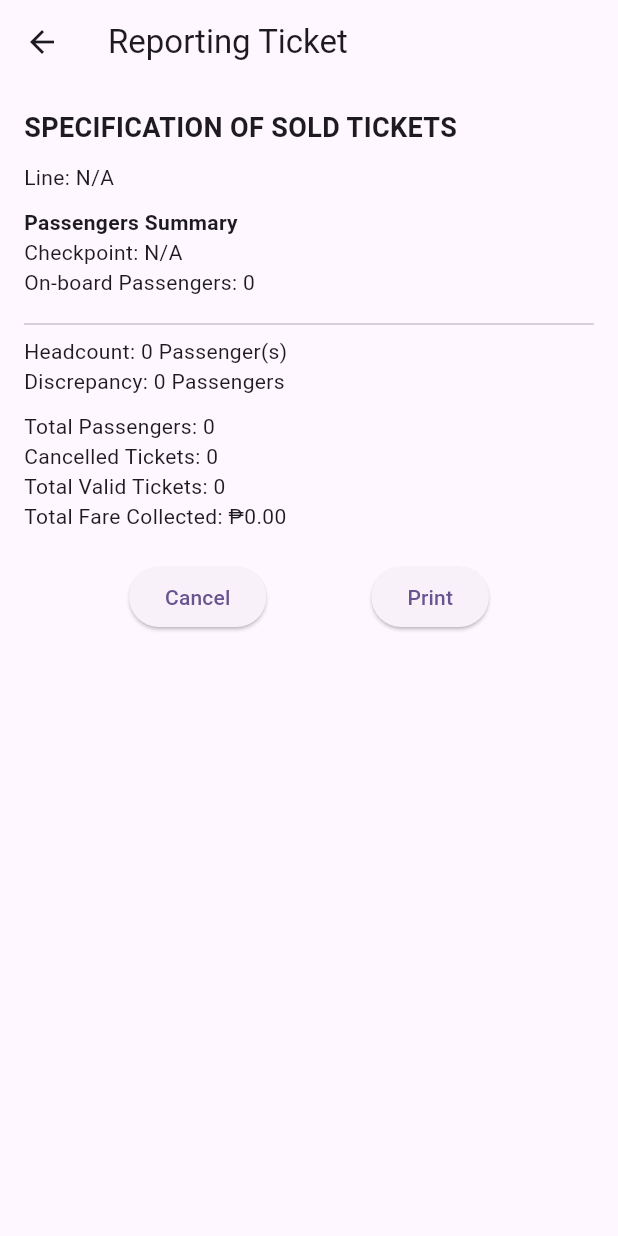
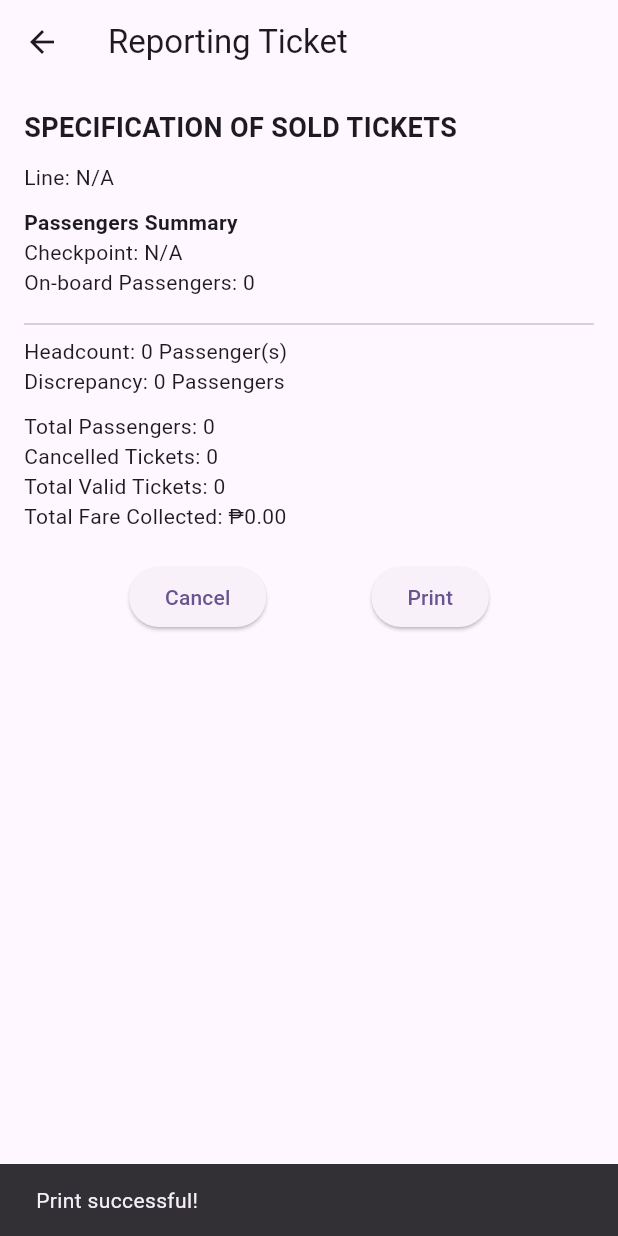
Before and after one commit to davedavide27/Bus-Ticketing-System, a Flutter app: the ReportingTicketScreen screen opened directly with empty values, after a tap on "Print", on a phone screen of 412 x 824 dp. Run offline on Flutter 3.47's test engine with Material 3 defaults, Android fonts, the phone set to English and light mode, and no system bars; our stand-ins replace shared_preferences, sqflite; missing offline and left inert: senraise_printer; accounts and stored records are empty.

Commit message:
Completed error free

```diff
--- a/lib/screens/menu_screen.dart
+++ b/lib/screens/menu_screen.dart
@@ -132,7 +132,7 @@ class _MenuScreenState extends State<MenuScreen> {
                     );
                   },
                   style: ElevatedButton.styleFrom(
-                    backgroundColor: Colors.blue,
+                    backgroundColor: Colors.orange,
                     shape: RoundedRectangleBorder(
                       borderRadius: BorderRadius.circular(20),
                     ),
--- a/lib/screens/reporting_ticket_screen.dart
+++ b/lib/screens/reporting_ticket_screen.dart
@@ -1,4 +1,5 @@
 import 'package:flutter/material.dart';
+import 'package:senraise_printer/senraise_printer.dart'; // Import the senraise_printer package
 import '../database_helper.dart'; // Adjust the path as needed
 
 class ReportingTicketScreen extends StatefulWidget {
@@ -12,6 +13,7 @@ class ReportingTicketScreen extends StatefulWidget {
 
 class _ReportingTicketScreenState extends State<ReportingTicketScreen> {
   late Future<Map<String, dynamic>> _reportDataFuture;
+  final SenraisePrinter _senraisePrinter = SenraisePrinter(); // Create an instance of SenraisePrinter
 
   @override
   void initState() {
@@ -53,6 +55,33 @@ class _ReportingTicketScreenState extends State<ReportingTicketScreen> {
       'cancelledTickets': totalTickets - validTickets,
       'totalFare': totalFare,
     };
+  }
+
+  Future<void> _printReport(Map<String, dynamic> reportData) async {
+    // Prepare the text to print
+    final printContent = '''
+SPECIFICATION OF SOLD TICKETS
+
+Line: ${reportData['line'] ?? 'N/A'}
+Passengers Summary
+Checkpoint: ${reportData['checkpoint'] ?? 'N/A'}
+On-board Passengers: ${widget.headcount}
+------------------------
+Headcount: ${widget.headcount} Passenger(s)
+Discrepancy: ${reportData['discrepancies']} Passengers
+Total Passengers: ${reportData['totalTickets']}
+Cancelled Tickets: ${reportData['cancelledTickets']}
+Total Valid Tickets: ${reportData['validTickets']}
+Total Fare Collected: \₱${reportData['totalFare'].toStringAsFixed(2)}
+    ''';
+
+    // Print the content using SenraisePrinter instance
+    try {
+      await _senraisePrinter.printText(printContent); // Print the prepared content
+      ScaffoldMessenger.of(context).showSnackBar(const SnackBar(content: Text('Print successful!')));
+    } catch (e) {
+      ScaffoldMessenger.of(context).showSnackBar(SnackBar(content: Text('Print failed: $e')));
+    }
   }
 
   @override
@@ -114,7 +143,7 @@ class _ReportingTicketScreenState extends State<ReportingTicketScreen> {
                     ),
                     ElevatedButton(
                       onPressed: () {
-                        // Implement printing logic here
+                        _printReport(reportData); // Print the report
                       },
                       child: const Text('Print'),
                     ),
```
Also changed, not shown: lib/settings.dart (+33 -11 lines).
